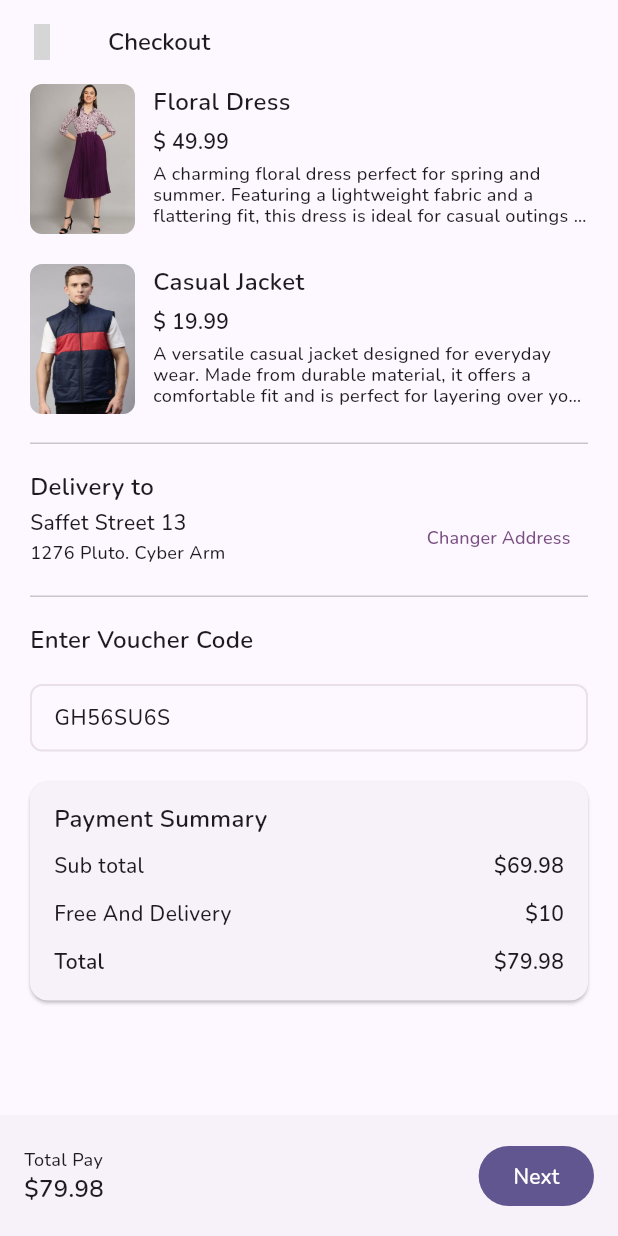
After one commit to withden/pagger, a Flutter app: the ShoppingCheckoutView screen opened by its route, on a phone screen of 412 x 824 dp. The commit adds this screen. Run offline on Flutter 3.47's test engine with Material 3 defaults, Android fonts, the phone set to English and light mode, and no system bars; our stand-ins replace get, google_fonts, material_symbols_icons, shared_preferences; accounts and stored records are empty; grey boxes are pictures that could not be loaded.

Commit message:
add: shopping-checkout-1

```diff
--- a/lib/kit/home/apps_home.dart
+++ b/lib/kit/home/apps_home.dart
@@ -3,6 +3,7 @@ import 'package:material_symbols_icons/symbols.dart';
 import 'package:pagger/kit/style.dart';
 import 'package:pagger/library/library.dart';
 import 'package:pagger/pages/shopping_cart_1/view.dart' as shopping_cart_1;
+import 'package:pagger/pages/shopping_checkout_1/view.dart' as shopping_checkout_1;
 import 'package:pagger/pages/shopping_explore_1/view.dart' as shopping_explore_1;
 import 'package:pagger/pages/shopping_home_1/view.dart' as shopping_home_1;
 import 'package:provider/provider.dart';
@@ -73,6 +74,7 @@ class _AppsHomeState extends State<AppsHome> {
                                   DemoNavigationItem(title: "Home", navigation: () => const shopping_home_1.ShoppingHomeView()),
                                   DemoNavigationItem(title: "Cart", navigation: () => const shopping_cart_1.ShoppingCartView()),
                                   DemoNavigationItem(title: "Explore", navigation: () => const shopping_explore_1.ShoppingExploreView()),
+                                  DemoNavigationItem(title: "Checkout", navigation: () => const shopping_checkout_1.ShoppingCheckoutView()),
                                 ]),
                           )),
                 ]),
--- /dev/null
+++ b/lib/pages/shopping_checkout_1/controller.dart
@@ -0,0 +1,16 @@
+// Base
+import 'package:get/get.dart';
+
+class ShoppingCheckoutController extends GetxController {
+  void goBack() {
+    Get.back();
+  }
+
+  void next() {
+    // View Next Screen
+  }
+
+  void changeAddress() {
+    // View Changer Address
+  }
+}
--- /dev/null
+++ b/lib/pages/shopping_checkout_1/style.dart
@@ -0,0 +1,34 @@
+// Base
+import 'package:flutter/material.dart';
+import 'package:google_fonts/google_fonts.dart';
+// Internal Shared Library
+import 'package:pagger/library/library.dart';
+
+class Style {
+  static final _textTheme = TextTheme(
+    labelSmall: GoogleFonts.nunito(fontSize: 11).copyWith(fontWeight: FontWeight.w500),
+    labelMedium: GoogleFonts.nunito(fontSize: 13).copyWith(fontWeight: FontWeight.w500),
+    labelLarge: GoogleFonts.nunito(fontSize: 15).copyWith(fontWeight: FontWeight.w600),
+    bodySmall: GoogleFonts.nunito(fontSize: 12).copyWith(fontWeight: FontWeight.w500),
+    bodyMedium: GoogleFonts.nunito(fontSize: 14).copyWith(fontWeight: FontWeight.w500),
+    bodyLarge: GoogleFonts.nunito(fontSize: 16).copyWith(fontWeight: FontWeight.w500),
+    titleSmall: GoogleFonts.nunito(fontSize: 14).copyWith(fontWeight: FontWeight.w600),
+    titleMedium: GoogleFonts.nunito(fontSize: 16).copyWith(fontWeight: FontWeight.w600),
+    titleLarge: GoogleFonts.nunito(fontSize: 20).copyWith(fontWeight: FontWeight.w600),
+    headlineSmall: GoogleFonts.nunito(fontSize: 24).copyWith(fontWeight: FontWeight.w500),
+    headlineMedium: GoogleFonts.nunito(fontSize: 28).copyWith(fontWeight: FontWeight.w500),
+    headlineLarge: GoogleFonts.nunito(fontSize: 32).copyWith(fontWeight: FontWeight.w500),
+    displaySmall: GoogleFonts.nunito(fontSize: 36).copyWith(fontWeight: FontWeight.w500),
+    displayMedium: GoogleFonts.nunito(fontSize: 51).copyWith(fontWeight: FontWeight.w500),
+    displayLarge: GoogleFonts.nunito(fontSize: 57).copyWith(fontWeight: FontWeight.w500),
+  );
+
+  static final ThemeData _lightTheme = ThemeData(colorScheme: ColorScheme.fromSeed(seedColor: const Color(0xffd000ff)), textTheme: _textTheme);
+
+  static final ThemeData _darkTheme =
+      ThemeData(colorScheme: ColorScheme.fromSeed(seedColor: const Color(0xffd000ff), brightness: Brightness.dark), textTheme: _textTheme);
+
+  static ThemeData theme() {
+    return AppTheme.themeType == ThemeMode.dark ? _darkTheme : _lightTheme;
+  }
+}
--- /dev/null
+++ b/lib/pages/shopping_checkout_1/view.dart
@@ -0,0 +1,245 @@
+// Base
+import 'package:flutter/material.dart';
+import 'package:get/get.dart';
+import 'package:material_symbols_icons/material_symbols_icons.dart';
+
+// Need for specific page
+import 'controller.dart';
+import 'style.dart';
+
+class ShoppingCheckoutView extends StatefulWidget {
+  const ShoppingCheckoutView({super.key});
+
+  @override
+  State<ShoppingCheckoutView> createState() => _ShoppingCheckoutViewState();
+}
+
+class _ShoppingCheckoutViewState extends State<ShoppingCheckoutView> {
+  final ThemeData theme = Style.theme();
+  ShoppingCheckoutController controller = Get.put(ShoppingCheckoutController());
+
+  late final OutlineInputBorder outlineInputBorder =
+      OutlineInputBorder(borderRadius: BorderRadius.circular(8), borderSide: BorderSide(color: theme.colorScheme.surfaceContainerHighest, width: 1.3));
+
+  @override
+  Widget build(BuildContext context) {
+    return GetBuilder(
+      init: controller,
+      tag: 'shopping_checkout_1',
+      builder: (controller) {
+        return Scaffold(
+          appBar: AppBar(
+            leading: IconButton(
+              icon: const Icon(Symbols.chevron_left_rounded),
+              onPressed: controller.goBack,
+            ),
+            title: Text("Checkout", style: theme.textTheme.titleMedium),
+          ),
+          floatingActionButtonLocation: FloatingActionButtonLocation.centerDocked,
+          body: Column(
+            children: [
+              Expanded(
+                child: SingleChildScrollView(
+                  child: Padding(
+                    padding: const EdgeInsets.fromLTRB(20, 0, 20, 20),
+                    child: Column(
+                      crossAxisAlignment: CrossAxisAlignment.start,
+                      children: [
+                        Row(
+                          crossAxisAlignment: CrossAxisAlignment.start,
+                          children: [
+                            ClipRRect(
+                              borderRadius: BorderRadius.circular(8),
+                              child: Image.asset(
+                                'assets/images/shopping/products/products_1.jpg',
+                                fit: BoxFit.cover,
+                                height: 100,
+                                width: 70,
+                              ),
+                            ),
+                            const SizedBox(width: 12),
+                            Expanded(
+                              child: SizedBox(
+                                height: 95,
+                                child: Column(
+                                  mainAxisAlignment: MainAxisAlignment.spaceBetween,
+                                  crossAxisAlignment: CrossAxisAlignment.start,
+                                  children: [
+                                    Text("Floral Dress", style: theme.textTheme.titleMedium),
+                                    Text("\$ 49.99", style: theme.textTheme.titleSmall),
+                                    Text(
+                                        "A charming floral dress perfect for spring and summer. Featuring a lightweight fabric and a flattering fit, this dress is ideal for casual outings or special occasions.",
+                                        style: theme.textTheme.bodySmall?.copyWith(height: 1.15),
+                                        maxLines: 3,
+                                        overflow: TextOverflow.ellipsis),
+                                  ],
+                                ),
+                              ),
+                            )
+                          ],
+                        ),
+                        const SizedBox(height: 20),
+                        Row(
+                          crossAxisAlignment: CrossAxisAlignment.start,
+                          children: [
+                            ClipRRect(
+                              borderRadius: BorderRadius.circular(8),
+                              child: Image.asset(
+                                'assets/images/shopping/products/products_2.jpg',
+                                fit: BoxFit.cover,
+                                height: 100,
+                                width: 70,
+                              ),
+                            ),
+                            const SizedBox(width: 12),
+                            Expanded(
+                              child: SizedBox(
+                                height: 95,
+                                child: Column(
+                                  mainAxisAlignment: MainAxisAlignment.spaceBetween,
+                                  crossAxisAlignment: CrossAxisAlignment.start,
+                                  children: [
+                                    Text("Casual Jacket", style: theme.textTheme.titleMedium),
+                                    Text("\$ 19.99", style: theme.textTheme.titleSmall),
+                                    Text(
+                                        "A versatile casual jacket designed for everyday wear. Made from durable material, it offers a comfortable fit and is perfect for layering over your favorite outfits.",
+                                        style: theme.textTheme.bodySmall?.copyWith(height: 1.15),
+                                        maxLines: 3,
+                                        overflow: TextOverflow.ellipsis),
+                                  ],
+                                ),
+                              ),
+                            )
+                          ],
+                        ),
+                        const SizedBox(height: 20),
+                        const Divider(height: 0),
+                        const SizedBox(height: 20),
+                        Column(
+                          crossAxisAlignment: CrossAxisAlignment.start,
+                          children: [
+                            Text("Delivery to", style: theme.textTheme.titleMedium?.copyWith(height: 1.1)),
+                            const SizedBox(height: 4),
+                            Row(
+                              mainAxisAlignment: MainAxisAlignment.spaceBetween,
+                              children: [
+                                Column(
+                                  crossAxisAlignment: CrossAxisAlignment.start,
+                                  children: [
+                                    Text("Saffet Street 13", style: theme.textTheme.bodyMedium?.copyWith(height: 1.1)),
+                                    const SizedBox(height: 6),
+                                    Text("1276 Pluto. Cyber Arm", style: theme.textTheme.bodySmall?.copyWith(height: 1)),
+                                  ],
+                                ),
+                                TextButton(
+                                  onPressed: () => controller.changeAddress(),
+                                  style: const ButtonStyle(
+                                      visualDensity: VisualDensity.compact,
+                                      minimumSize: WidgetStatePropertyAll(Size(120, 48)),
+                                      maximumSize: WidgetStatePropertyAll(Size(120, 48))),
+                                  child: Text("Changer Address", style: theme.textTheme.bodySmall?.copyWith(color: theme.colorScheme.primary)),
+                                )
+                              ],
+                            ),
+                          ],
+                        ),
+                        const SizedBox(height: 20),
+                        const Divider(height: 0),
+                        const SizedBox(height: 20),
+                        Text("Enter Voucher Code", style: theme.textTheme.titleMedium?.copyWith(height: 1.1)),
+                        const SizedBox(height: 20),
+                        TextField(
+                          style: theme.textTheme.bodyMedium,
+                          maxLength: 8,
+                          controller: TextEditingController(text: 'GH56SU6S'),
+                          decoration: InputDecoration(
+                              counterText: '',
+                              border: outlineInputBorder,
+                              enabledBorder: outlineInputBorder,
+                              focusedErrorBorder: outlineInputBorder,
+                              focusedBorder: outlineInputBorder,
+                              errorBorder: outlineInputBorder,
+                              disabledBorder: outlineInputBorder,
+                              hintText: "G6JHX64",
+                              hintStyle: theme.textTheme.bodyMedium,
+                              isCollapsed: true,
+                              isDense: true,
+                              contentPadding: const EdgeInsets.all(12)),
+                        ),
+                        const SizedBox(height: 20),
+                        Card(
+                          margin: EdgeInsets.zero,
+                          child: Padding(
+                            padding: const EdgeInsets.all(16),
+                            child: Column(
+                              crossAxisAlignment: CrossAxisAlignment.start,
+                              children: [
+                                Text("Payment Summary", style: theme.textTheme.titleMedium?.copyWith(height: 1.1)),
+                                const SizedBox(height: 12),
+                                Column(
+                                  children: [
+                                    Row(
+                                      mainAxisAlignment: MainAxisAlignment.spaceBetween,
+                                      children: [
+                                        Text("Sub total", style: theme.textTheme.bodyMedium),
+                                        Text("\$69.98", style: theme.textTheme.bodyMedium?.copyWith(fontWeight: FontWeight.w600)),
+                                      ],
+                                    ),
+                                    const SizedBox(height: 12),
+                                    Row(
+                                      mainAxisAlignment: MainAxisAlignment.spaceBetween,
+                                      children: [
+                                        Text("Free And Delivery", style: theme.textTheme.bodyMedium),
+                                        Text("\$10", style: theme.textTheme.bodyMedium?.copyWith(fontWeight: FontWeight.w600)),
+                                      ],
+                                    ),
+                                    const SizedBox(height: 12),
+                                    Row(
+                                      mainAxisAlignment: MainAxisAlignment.spaceBetween,
+                                      children: [
+                                        Text("Total", style: theme.textTheme.bodyMedium?.copyWith(fontWeight: FontWeight.w600)),
+                                        Text("\$79.98", style: theme.textTheme.bodyMedium?.copyWith(fontWeight: FontWeight.w600)),
+                                      ],
+                                    ),
+                                  ],
+                                )
+                              ],
+                            ),
+                          ),
+                        ),
+                      ],
+                    ),
+                  ),
+                ),
+              ),
+              Card(
+                margin: EdgeInsets.zero,
+                shape: RoundedRectangleBorder(borderRadius: BorderRadius.circular(0)),
+                child: Padding(
+                  padding: const EdgeInsets.all(16),
+                  child: Row(
+                    mainAxisAlignment: MainAxisAlignment.spaceBetween,
+                    children: [
+                      Column(
+                        crossAxisAlignment: CrossAxisAlignment.start,
+                        mainAxisSize: MainAxisSize.min,
+                        children: [
+                          Text('Total Pay', style: theme.textTheme.bodySmall),
+                          Text('\$79.98', style: theme.textTheme.titleMedium),
+                        ],
+                      ),
+                      FilledButton(
+                        onPressed: controller.next,
+                        child: Text("Next", style: theme.textTheme.bodyMedium?.copyWith(color: theme.colorScheme.onPrimary)),
+                      ),
+                    ],
+                  ),
+                ),
+              )
+            ],
+          ),
+        );
+      },
+    );
+  }
+}
--- a/lib/routes.dart
+++ b/lib/routes.dart
@@ -1,6 +1,7 @@
 import 'package:get/get.dart';
 
 import 'pages/shopping_cart_1/view.dart' as shopping_cart_1;
+import 'pages/shopping_checkout_1/view.dart' as shopping_checkout_1;
 import 'pages/shopping_explore_1/view.dart' as shopping_search_1;
 import 'pages/shopping_home_1/view.dart' as shopping_home_1;
 
@@ -9,5 +10,6 @@ List<GetPage> getRoutes() {
     GetPage(name: '/shopping_home_1', page: () => const shopping_home_1.ShoppingHomeView()),
     GetPage(name: '/shopping_cart_1', page: () => const shopping_cart_1.ShoppingCartView()),
     GetPage(name: '/shopping_explore_1', page: () => const shopping_search_1.ShoppingExploreView()),
+    GetPage(name: '/shopping_checkout_1', page: () => const shopping_checkout_1.ShoppingCheckoutView()),
   ];
 }
```
